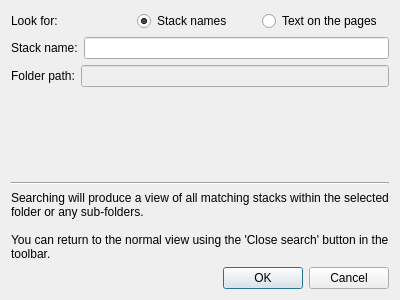
This is search.ui in sjg20/paperman as Qt 5 draws it before an edit. The edited form follows.
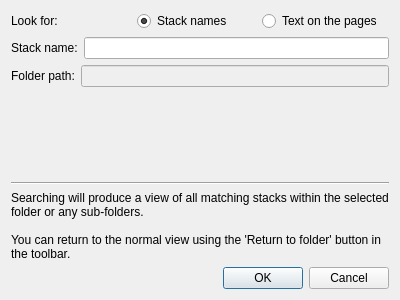
This is the edited form.

Commit message:
search: Name the button which ends a search as the toolbar does
The search dialog says that the normal view comes back with the 'Close
search' button in the toolbar, but the button is labelled 'Return to
folder'.

Name it as the toolbar does.

Patch:
```diff
--- a/search.ui
+++ b/search.ui
@@ -113,7 +113,7 @@
      <property name="text">
       <string>Searching will produce a view of all matching stacks within the selected folder or any sub-folders.
 
-You can return to the normal view using the 'Close search' button in the toolbar.</string>
+You can return to the normal view using the 'Return to folder' button in the toolbar.</string>
      </property>
      <property name="wordWrap">
       <bool>true</bool>
```
